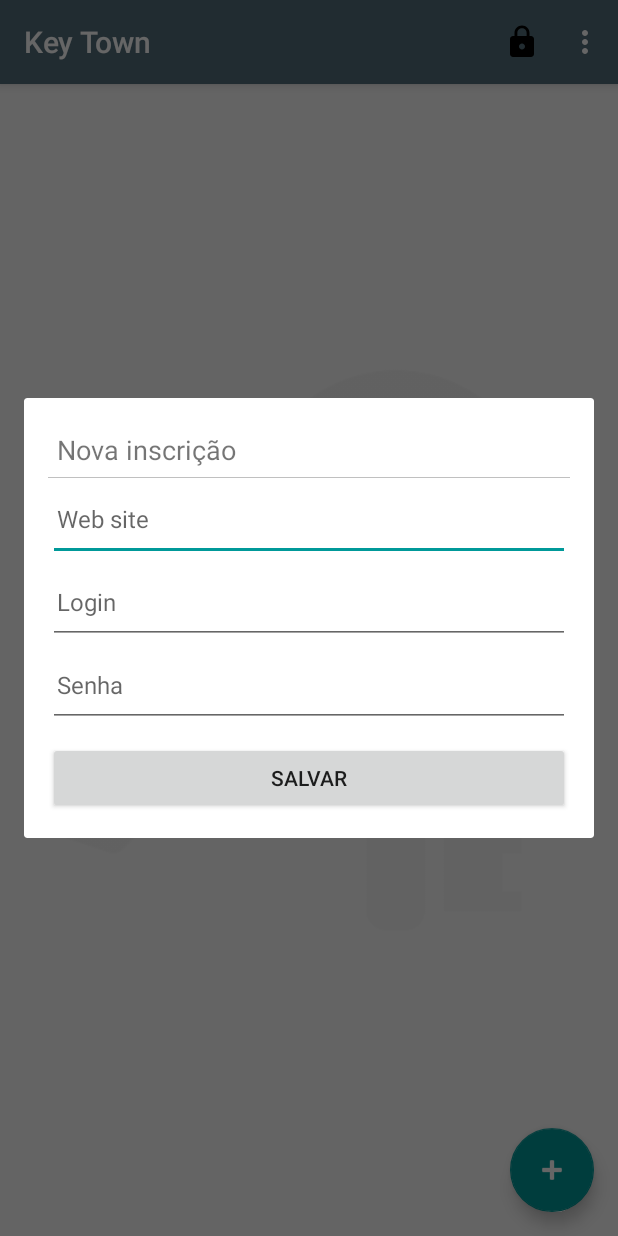
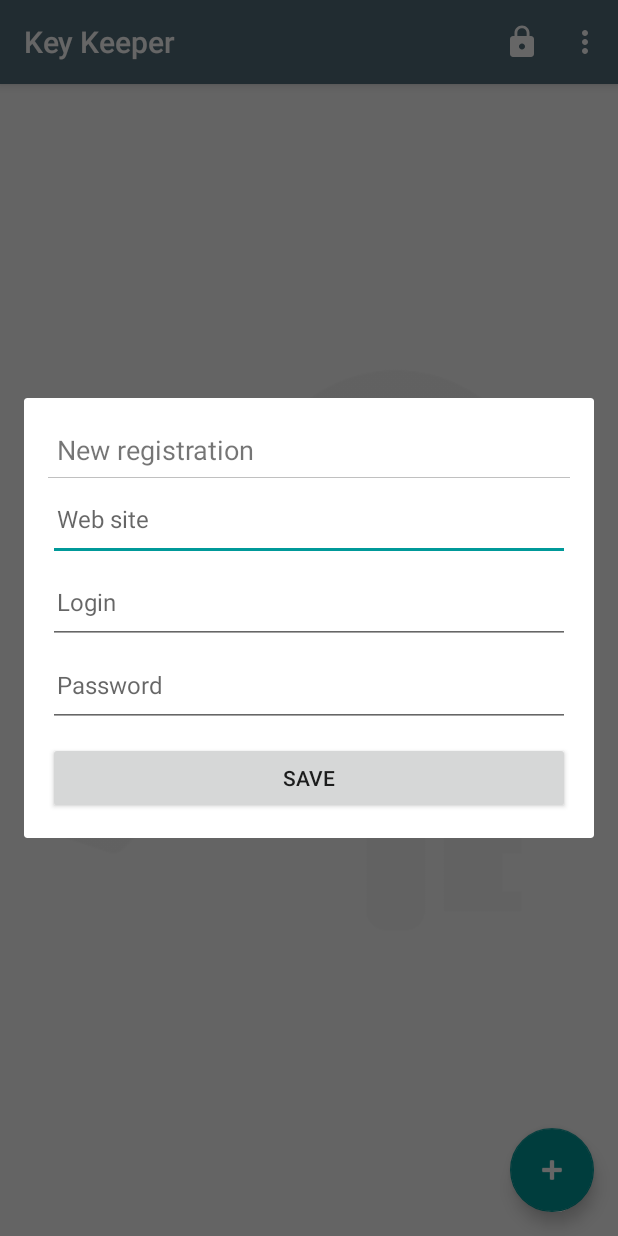
Before and after one commit to SamirSales/android-password-keeper, an Android app: the screen it shows after launch (MainActivity), after a tap on an icon or button, on a phone screen of 412 x 824 dp. Run offline under Robolectric (Android 15) with nearby library versions, the phone set to English and light mode, and no system bars.

Commit message:
english language as default

```diff
--- a/app/src/main/java/io/github/samirsamir/passwordkeeper/activity/MainActivity.java
+++ b/app/src/main/java/io/github/samirsamir/passwordkeeper/activity/MainActivity.java
@@ -10,7 +10,6 @@ import android.support.design.widget.FloatingActionButton;
 import android.support.v7.app.AlertDialog;
 import android.support.v7.app.AppCompatActivity;
 import android.support.v7.widget.Toolbar;
-import android.util.Log;
 import android.view.Menu;
 import android.view.MenuItem;
 import android.view.View;
@@ -270,7 +269,7 @@ public class MainActivity extends AppCompatActivity implements AdapterView.OnIte
         }
 
         Toast.makeText(this,
-                R.string.resgistration_import_finished, Toast.LENGTH_SHORT).show();
+                R.string.registration_import_finished, Toast.LENGTH_SHORT).show();
     }
 
     private void importExcelFileDialog(){
--- /dev/null
+++ b/app/src/main/res/drawable/ic_lock_white_24dp.xml
@@ -0,0 +1,9 @@
+<vector xmlns:android="http://schemas.android.com/apk/res/android"
+        android:width="24dp"
+        android:height="24dp"
+        android:viewportWidth="24.0"
+        android:viewportHeight="24.0">
+    <path
+        android:fillColor="#FFFFFFFF"
+        android:pathData="M18,8h-1L17,6c0,-2.76 -2.24,-5 -5,-5S7,3.24 7,6v2L6,8c-1.1,0 -2,0.9 -2,2v10c0,1.1 0.9,2 2,2h12c1.1,0 2,-0.9 2,-2L20,10c0,-1.1 -0.9,-2 -2,-2zM12,17c-1.1,0 -2,-0.9 -2,-2s0.9,-2 2,-2 2,0.9 2,2 -0.9,2 -2,2zM15.1,8L8.9,8L8.9,6c0,-1.71 1.39,-3.1 3.1,-3.1 1.71,0 3.1,1.39 3.1,3.1v2z"/>
+</vector>
--- a/app/src/main/res/layout/activity_login.xml
+++ b/app/src/main/res/layout/activity_login.xml
@@ -5,7 +5,7 @@
     android:layout_height="match_parent"
     android:weightSum="2"
     android:orientation="vertical"
-    android:padding="12dp">
+    android:padding="30dp">
 
     <ImageView
         android:layout_width="match_parent"
--- a/app/src/main/res/layout/dialog_edit_access.xml
+++ b/app/src/main/res/layout/dialog_edit_access.xml
@@ -24,7 +24,7 @@
             android:textSize="@dimen/dialog_edit_text"
             android:paddingLeft="6dp"
             android:paddingRight="6dp"
-            android:hint="@string/old_password"
+            android:hint="@string/current_password"
             android:inputType="numberPassword" />
 
         <EditText
--- a/app/src/main/res/menu/menu_main.xml
+++ b/app/src/main/res/menu/menu_main.xml
@@ -6,7 +6,7 @@
         android:id="@+id/action_access"
         android:orderInCategory="100"
         android:title="@string/action_access"
-        android:icon="@drawable/ic_lock_black_24dp"
+        android:icon="@drawable/ic_lock_white_24dp"
         app:showAsAction="ifRoom" />
 
     <item
--- a/app/src/main/res/values/strings.xml
+++ b/app/src/main/res/values/strings.xml
@@ -1,44 +1,44 @@
 <resources>
-    <string name="app_name">Key Town</string>
+    <string name="app_name">Key Keeper</string>
 
-    <string name="action_access">Acesso</string>
-    <string name="action_import">Importar XLS</string>
-    <string name="action_export">Exportar XLS</string>
+    <string name="action_access">Access</string>
+    <string name="action_import">Import sheet (xls)</string>
+    <string name="action_export">Export sheet (xls)</string>
 
-    <string name="log_in">Entrar</string>
-    <string name="new_registration">Nova inscrição</string>
+    <string name="log_in">Enter</string>
+    <string name="new_registration">New registration</string>
     <string name="login">Login</string>
-    <string name="password">Senha</string>
-    <string name="save">Salvar</string>
-    <string name="access_denied">Acesso Negado</string>
-    <string name="no_registration_message">Nenhum registro foi encontrado</string>
-    <string name="hello_world">Olá mundo</string>
-    <string name="empty_fields_warning">Não deixe os campos em branco</string>
+    <string name="password">Password</string>
+    <string name="save">Save</string>
+    <string name="access_denied">Access Denied</string>
+    <string name="no_registration_message">No registration has been found</string>
+    <string name="hello_world">Hello world</string>
+    <string name="empty_fields_warning">Fill all the fields</string>
     <string name="web_site">Web site</string>
-    <string name="repeated_registration_warning">Já existe registro desse site com esse login.</string>
-    <string name="successfully_saved">Salvo com sucesso</string>
-    <string name="what_to_do">O que você deseja fazer?</string>
-    <string name="edit">Editar</string>
-    <string name="remove">Remover</string>
-    <string name="successfully_removed">Removido com sucesso</string>
-    <string name="remove_registration">Remover registro</string>
-    <string name="registration_remove_confirmation">Tem certeza que deseja remover esse registro?</string>
-    <string name="yes">Sim</string>
-    <string name="no">Não</string>
-    <string name="registration_editing">Edição de registro</string>
+    <string name="repeated_registration_warning">This combination of website and login already exists.</string>
+    <string name="successfully_saved">Successfully saved</string>
+    <string name="what_to_do">What do you want to do?</string>
+    <string name="edit">Edit</string>
+    <string name="remove">Remove</string>
+    <string name="successfully_removed">Successfully removed</string>
+    <string name="remove_registration">Remove registration</string>
+    <string name="registration_remove_confirmation">Are you sure you want to remove this registration?</string>
+    <string name="yes">Yes</string>
+    <string name="no">No</string>
+    <string name="registration_editing">Editing registration</string>
     <string name="ok">Ok</string>
-    <string name="new_password">Senha nova</string>
-    <string name="old_password">Senha antiga</string>
-    <string name="edit_password_access">Edição da senha de acesso</string>
-    <string name="insert_password_warning">Insira uma senha</string>
-    <string name="access_password_successfully_defined">Nova senha de acesso definida com sucesso</string>
-    <string name="incorrect_current_access_password">A atual senha de acesso está incorreta</string>
-    <string name="save_access_password_dialog_title">Confirmação de acesso</string>
-    <string name="save_access_password_dialog_message">Tem certeza que deseja salvar a nova senha de acesso?</string>
-    <string name="access_control">Controle de Acesso</string>
-    <string name="file_successfully_created">Arquivo criado com sucesso</string>
-    <string name="export_xls_file">Exportar arquivo XLS</string>
-    <string name="select_a_file">Selecione um arquivo</string>
-    <string name="resgistration_import_finished">Importação de registros finalizada</string>
-    <string name="import_file_confirm_dialog">Tem certeza que deseja importar dados desse arquivo?</string>
+    <string name="new_password">New password</string>
+    <string name="current_password">Current password</string>
+    <string name="edit_password_access">Editing access password</string>
+    <string name="insert_password_warning">Insert some password</string>
+    <string name="access_password_successfully_defined">New access password successfully defined</string>
+    <string name="incorrect_current_access_password">The current access password is incorrect</string>
+    <string name="save_access_password_dialog_title">Access confirmation</string>
+    <string name="save_access_password_dialog_message">Are you sure that you want to save the new access password?</string>
+    <string name="access_control">Access Control</string>
+    <string name="file_successfully_created">File has been successfully created</string>
+    <string name="export_xls_file">Export sheet (xls)</string>
+    <string name="select_a_file">Select a file</string>
+    <string name="registration_import_finished">Registration importing completed</string>
+    <string name="import_file_confirm_dialog">Are you sure that you want to import data from this file?</string>
 </resources>
```
Also changed, not shown: 1 other file.
